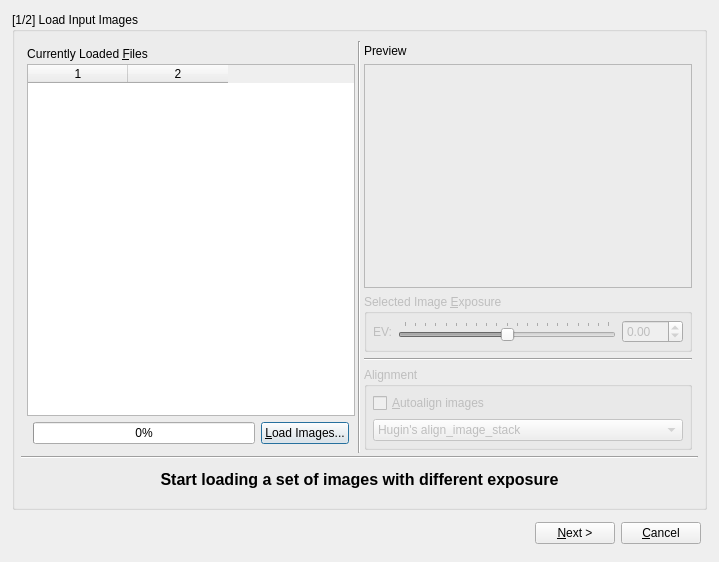
Qt form forms/HdrWizard.ui (LuminanceHDR/LuminanceHDR) before a commit.
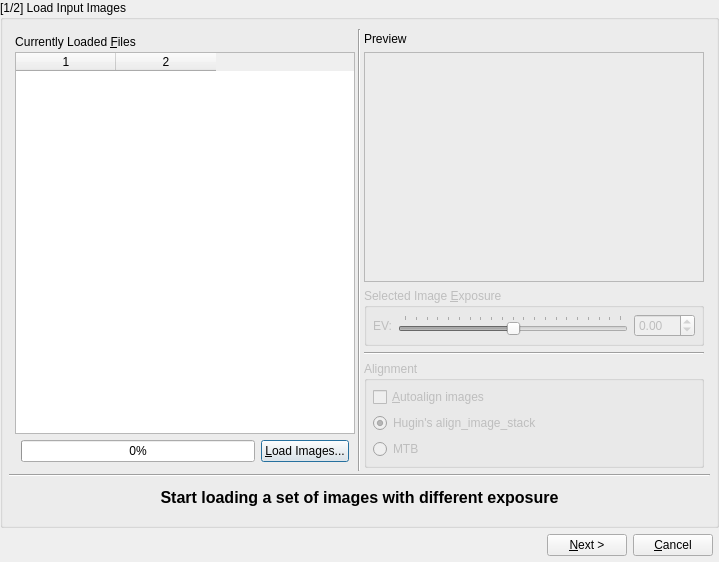
The same form after that commit. The open tabs and pages were chosen to show the change. Icons and pictures are not drawn.

Commit message: MTB alignment disabled on 16bit input

Diff of the .ui file:
```diff
--- a/forms/HdrWizard.ui
+++ b/forms/HdrWizard.ui
@@ -18,20 +18,8 @@
     <normaloff>:/new/prefix1/images/luminance.png</normaloff>:/new/prefix1/images/luminance.png</iconset>
   </property>
   <layout class="QGridLayout" name="gridLayout_9">
-   <property name="margin">
-    <number>6</number>
-   </property>
-   <property name="spacing">
-    <number>9</number>
-   </property>
    <item row="0" column="0">
     <layout class="QVBoxLayout" name="verticalLayout_9">
-     <property name="spacing">
-      <number>6</number>
-     </property>
-     <property name="margin">
-      <number>6</number>
-     </property>
      <item>
       <widget class="QStackedWidget" name="pagestack">
        <property name="autoFillBackground">
@@ -507,26 +495,20 @@
                         </widget>
                        </item>
                        <item>
-                        <widget class="QComboBox" name="alignmentEngineCB">
-                         <property name="enabled">
-                          <bool>false</bool>
+                        <widget class="QRadioButton" name="ais_radioButton">
+                         <property name="text">
+                          <string>Hugin's align_image_stack</string>
                          </property>
-                         <property name="sizePolicy">
-                          <sizepolicy hsizetype="Preferred" vsizetype="Fixed">
-                           <horstretch>0</horstretch>
-                           <verstretch>0</verstretch>
-                          </sizepolicy>
+                         <property name="checked">
+                          <bool>true</bool>
                          </property>
-                         <item>
-                          <property name="text">
-                           <string>Hugin's align_image_stack</string>
-                          </property>
-                         </item>
-                         <item>
-                          <property name="text">
-                           <string>Median threshold bitmap</string>
-                          </property>
-                         </item>
+                        </widget>
+                       </item>
+                       <item>
+                        <widget class="QRadioButton" name="mtb_radioButton">
+                         <property name="text">
+                          <string>MTB</string>
+                         </property>
                         </widget>
                        </item>
                       </layout>
@@ -1429,7 +1411,6 @@
     </layout>
    </item>
   </layout>
-  <zorder></zorder>
  </widget>
  <layoutdefault spacing="0" margin="0"/>
  <resources>
```
Left out of the diff: 296 changed lines with no effect on the pictures. The commit also changes 3 other files.
